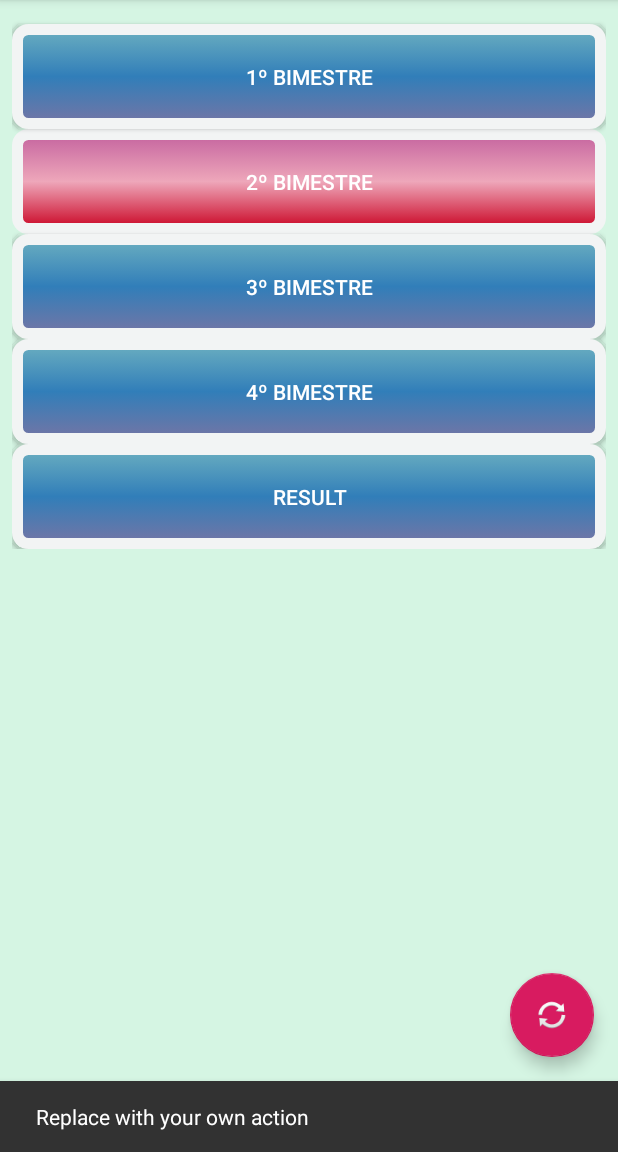
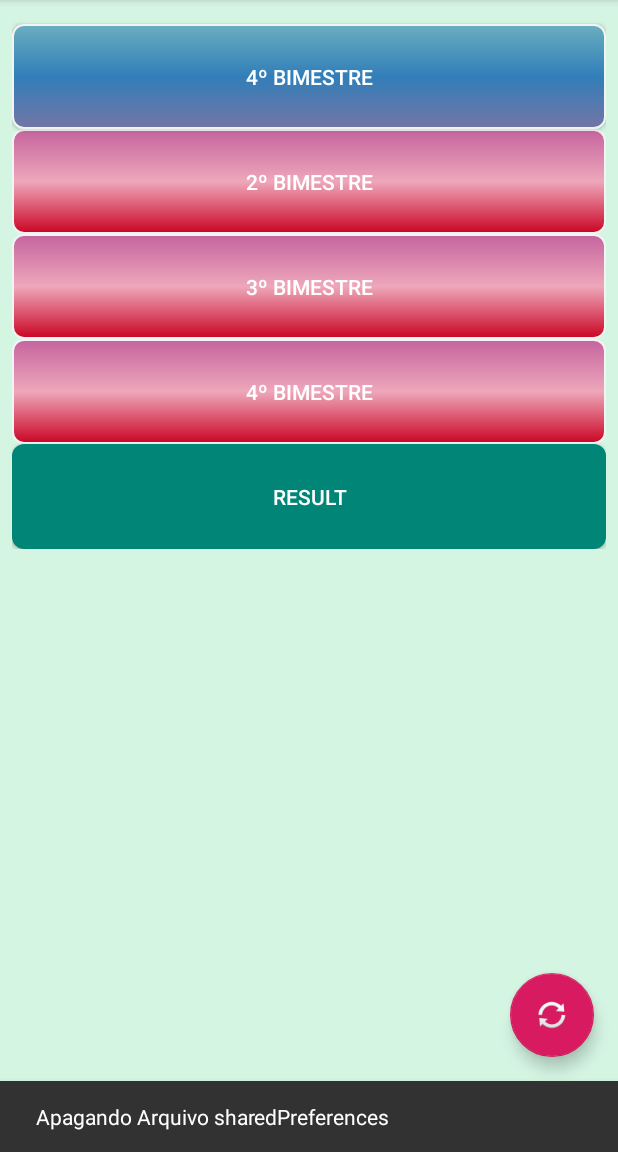
Before and after one commit to apsiqueira/MediaEscolarScroll, an Android app: the screen it shows after launch (MainActivity), after a tap on an icon or button, on a phone screen of 412 x 824 dp, the part 84-1236 px from its top. Run offline under Robolectric (Android 15) with nearby library versions, the phone set to English and light mode, and no system bars.

Commit message:
Falta desabilitar acesso aos campos

```diff
--- a/app/src/main/java/com/example/mediaescolarscroll/MainActivity.java
+++ b/app/src/main/java/com/example/mediaescolarscroll/MainActivity.java
@@ -11,6 +11,7 @@ import android.view.View;
 import android.view.Menu;
 import android.view.MenuItem;
 import android.widget.Button;
+import android.widget.Toast;
 
 public class MainActivity extends AppCompatActivity {
 
@@ -25,8 +26,10 @@ public class MainActivity extends AppCompatActivity {
     private String notaTrabalhoPrimeiroBimestre, notaTrabalhoSegundoBimestre, notaTrabalhoTerceiroBimestre, notaTrabalhoQuartoBimestre;
     private String mediaPrimeroBimestre, mediaSegundoBimestre, mediaTerceiroBimestre, mediaQuartoBimestre;
     private String situacaoFinalPrimeiroBimestre, situacaoFinalSegundoBimestre, situacaoFinalTerceiroBimestre, situacaoFinalQuartoBimestre;
-    private Boolean validacaoPrimeiroBimestre, validacaoSegundoBimestre, validacaoTerceiroBimestre, validacaoQuartoBimestre;
-
+    private boolean validacaoPrimeiroBimestre, validacaoSegundoBimestre, validacaoTerceiroBimestre, validacaoQuartoBimestre;
+    private Button btnresultado;
+    private String resultadoFinal;
+    private double mediaGlobal;
 
     public static SharedPreferences sharedMediaPref;
     public static final String CHAVE_MEDIA_PREFERENCIA = "mediaEscolarPref";
@@ -40,9 +43,6 @@ public class MainActivity extends AppCompatActivity {
         setSupportActionBar(toolbar);
 
 
-        lerSharedPreferences();
-
-
 
 
 
@@ -50,14 +50,10 @@ public class MainActivity extends AppCompatActivity {
         btnSegundoBimestre = findViewById(R.id.btnSegundoBimestre);
         btnTerceiroBimestre = findViewById(R.id.btnTerceiroBimestre);
         btnQuartoBimestre = findViewById(R.id.btnQuartoBimestre);
+        btnresultado = findViewById(R.id.btnResult);
 
 
-
-        visualizarResultado();
-
-
-
-
+        lerSharedPreferences();
 
 
         btnPrimeiroBimestre.setOnClickListener(new View.OnClickListener() {
@@ -94,10 +90,31 @@ public class MainActivity extends AppCompatActivity {
         fab.setOnClickListener(new View.OnClickListener() {
             @Override
             public void onClick(View view) {
-                Snackbar.make(view, "Replace with your own action", Snackbar.LENGTH_LONG)
+                Snackbar.make(view, "Apagando Arquivo sharedPreferences", Snackbar.LENGTH_LONG)
                         .setAction("Action", null).show();
+                limparDados();
             }
         });
+
+
+    }
+
+
+    @Override
+    public boolean onCreateOptionsMenu(Menu menu) {
+        // Inflate the menu; this adds items to the action bar if it is present.
+        getMenuInflater().inflate(R.menu.menu_main, menu);
+
+        return true;
+    }
+
+    private void limparDados() {
+        SharedPreferences sharedPreferences=getSharedPreferences(MainActivity.CHAVE_MEDIA_PREFERENCIA,0);
+        SharedPreferences.Editor editor=sharedPreferences.edit();
+        editor.clear();
+        editor.commit();
+        limparMenu();
+
 
 
 
@@ -106,14 +123,24 @@ public class MainActivity extends AppCompatActivity {
 
     }
 
+    private void limparMenu() {
+
+        btnPrimeiroBimestre.setText("1º Bimestre");
+        btnPrimeiroBimestre.setText("2º Bimestre");
+        btnPrimeiroBimestre.setText("3º Bimestre");
+        btnPrimeiroBimestre.setText("4º Bimestre");
+        btnresultado.setText("RESULT");
+        btnSegundoBimestre.setEnabled(false);
+        btnTerceiroBimestre.setEnabled(false);
+        btnQuartoBimestre.setEnabled(false);
 
 
-    @Override
-    public boolean onCreateOptionsMenu(Menu menu) {
-        // Inflate the menu; this adds items to the action bar if it is present.
-        getMenuInflater().inflate(R.menu.menu_main, menu);
-        return true;
+
+
+
+
     }
+
 
     @Override
     public boolean onOptionsItemSelected(MenuItem item) {
@@ -132,7 +159,7 @@ public class MainActivity extends AppCompatActivity {
     }
 
     private void lerSharedPreferences() {
-
+            try{
         SharedPreferences sharedMediaPref = getSharedPreferences(CHAVE_MEDIA_PREFERENCIA, 0);
         this.nomeMateriaPrimeiroBimestre = sharedMediaPref.getString("nomeMateriaPrimeiroBimestre", "");
         this.notaProvaPrimeiroBimestre = sharedMediaPref.getString("notaProvaPrimeiroBimestre", "");
@@ -147,7 +174,7 @@ public class MainActivity extends AppCompatActivity {
         this.notaTrabalhoSegundoBimestre = sharedMediaPref.getString("notaTrabalhoSegundoBimestre", "");
         this.mediaSegundoBimestre = sharedMediaPref.getString("mediaSegundoBimestre", "");
         this.situacaoFinalSegundoBimestre = sharedMediaPref.getString("situacaoFinalSegundoBimestre", "");
-
+        this.validacaoSegundoBimestre = sharedMediaPref.getBoolean("validacaoSegundoBimestre", false);
 
         this.nomeMateriaTerceiroBimestre = sharedMediaPref.getString("nomeMateriaTerceiroBimestre", "");
         this.notaProvaTerceiroBimestre = sharedMediaPref.getString("notaProvaTerceiroBimestre", "");
@@ -161,27 +188,68 @@ public class MainActivity extends AppCompatActivity {
         this.notaTrabalhoQuartoBimestre = sharedMediaPref.getString("notaTrabalhoQuartoBimestre", "");
         this.mediaQuartoBimestre = sharedMediaPref.getString("mediaQuartoBimestre", "");
         this.situacaoFinalQuartoBimestre = sharedMediaPref.getString("situacaoFinalQuartoBimestre", "");
+        this.validacaoQuartoBimestre = sharedMediaPref.getBoolean("validacaoQuartoBimestre", false);
+
+    }
+    catch (Exception e){
+                e.getCause();
+
+    }
+    }
+
+    private void visualizarResultado() {
 
 
-    }
-    private void visualizarResultado(){
-
-        if(validacaoPrimeiroBimestre){
+        if (validacaoPrimeiroBimestre) {
             btnSegundoBimestre.setEnabled(true);
-            btnPrimeiroBimestre.setText(this.nomeMateriaPrimeiroBimestre + " / Nota : "+ (this.mediaPrimeroBimestre));
+            btnPrimeiroBimestre.setText(this.nomeMateriaPrimeiroBimestre + " / Nota : " + (this.mediaPrimeroBimestre));
 
         }
-        else{
-            btnSegundoBimestre.setEnabled(false);
+
+        if (validacaoSegundoBimestre) {
+            btnTerceiroBimestre.setEnabled(true);
+            btnSegundoBimestre.setText(this.nomeMateriaSegundoBimestre + " / Nota : " + (this.mediaSegundoBimestre));
         }
 
+        if (validacaoTerceiroBimestre) {
+            btnQuartoBimestre.setEnabled(true);
+            btnTerceiroBimestre.setText(this.nomeMateriaTerceiroBimestre + " / Nota : " + (this.mediaTerceiroBimestre));
+        }
+        if (validacaoQuartoBimestre) {
+            btnQuartoBimestre.setText(this.nomeMateriaQuartoBimestre + " / Nota : " + (this.mediaQuartoBimestre));
+            testaResultado(notaProvaPrimeiroBimestre,notaProvaSegundoBimestre,notaProvaTerceiroBimestre,notaProvaQuartoBimestre);
+            btnresultado.setText("Voce foi :" + this.resultadoFinal + ":" + this.mediaGlobal+" pts");
 
-
-
-
+        }
 
 
     }
 
+    public void testaResultado(String nota1, String nota2,
+                                 String nota3, String nota4) {
 
+        double n1 = Double.parseDouble(nota1);
+        double n2 = Double.parseDouble(nota2);
+        double n3 = Double.parseDouble(nota3);
+        double n4 = Double.parseDouble(nota4);
+
+
+        mediaGlobal = ((n1 + n2 + n3 + n4) / 4);
+        if (mediaGlobal >= 7) {
+            resultadoFinal = "Aprovado";
+
+        } else {
+            resultadoFinal = "Reprovado";
+
+        }
+
+
+    }
+
+    @Override
+    protected void onResume() {
+        super.onResume();
+        visualizarResultado();
+        Toast.makeText(getApplicationContext(),"on resume",Toast.LENGTH_LONG).show();
+    }
 }
--- a/app/src/main/java/com/example/mediaescolarscroll/QuartoBimestreActivity.java
+++ b/app/src/main/java/com/example/mediaescolarscroll/QuartoBimestreActivity.java
@@ -181,7 +181,7 @@ public class QuartoBimestreActivity extends AppCompatActivity {
         editor.putString("notaTrabalhoQuartoBimestre", Double.toString(this.notaTrabalhoDouble));
         editor.putString("mediaQuartoBimestre", Double.toString(this.mediaParcial));
         editor.putString("situacaoFinalQuartoBimestre", this.situcaoFinal.getText().toString());
-        editor.putString("validacaoQuartoBimestre", this.validacaoQuartoBimestre.toString());
+        editor.putBoolean("validacaoQuartoBimestre", this.validacaoQuartoBimestre);
 
         editor.commit();
 
--- a/app/src/main/java/com/example/mediaescolarscroll/SegundoBimestreActivity.java
+++ b/app/src/main/java/com/example/mediaescolarscroll/SegundoBimestreActivity.java
@@ -24,7 +24,7 @@ public class SegundoBimestreActivity extends AppCompatActivity {
     private Button btnCalcular;
     private Button btnVoltar;
     private Intent intent;
-    private Boolean validacaoSegundoBimestre = false;
+    private Boolean validacaoSegundoBimestre=false;
     private double notaProvaDouble,
             notaTrabalhoDouble,
             mediaParcial;
@@ -187,7 +187,8 @@ public class SegundoBimestreActivity extends AppCompatActivity {
         editor.putString("notaTrabalhoSegundoBimestre", Double.toString(this.notaTrabalhoDouble));
         editor.putString("mediaSegundoBimestre", Double.toString(this.mediaParcial));
         editor.putString("situacaoFinalSegundoBimestre", this.situcaoFinal.getText().toString());
-        editor.putString("validacaoSegundoBimestre", this.validacaoSegundoBimestre.toString());
+        editor.putBoolean("validacaoSegundoBimestre", this.validacaoSegundoBimestre);
+
 
         editor.commit();
 
--- a/app/src/main/java/com/example/mediaescolarscroll/TerceiroBimestreActivity.java
+++ b/app/src/main/java/com/example/mediaescolarscroll/TerceiroBimestreActivity.java
@@ -179,7 +179,7 @@ public class TerceiroBimestreActivity extends AppCompatActivity {
         editor.putString("notaTrabalhoTerceiroBimestre", Double.toString(this.notaTrabalhoDouble));
         editor.putString("mediaTerceiroBimestre", Double.toString(this.mediaParcial));
         editor.putString("situacaoFinalTerceiroBimestre", this.situcaoFinal.getText().toString());
-        editor.putString("validacaoTerceiroBimestre", this.validacaoTerceiroBimestre.toString());
+        editor.putBoolean("validacaoTerceiroBimestre", this.validacaoTerceiroBimestre);
 
         editor.commit();
 
--- a/app/src/main/res/drawable/btn_default.xml
+++ b/app/src/main/res/drawable/btn_default.xml
@@ -20,7 +20,7 @@
 
 
     </padding>
-    <stroke android:width="7dip" android:color="#F2F4F4">
+    <stroke android:width="1dip" android:color="#F2F4F4">
 
 
     </stroke>
--- a/app/src/main/res/drawable/btn_desabilitado.xml
+++ b/app/src/main/res/drawable/btn_desabilitado.xml
@@ -19,7 +19,7 @@
 
 
     </padding>
-    <stroke android:width="7dip" android:color="#F2F4F4">
+    <stroke android:width="1dip" android:color="#F2F4F4">
 
 
 
--- a/app/src/main/res/drawable/btn_personalizado.xml
+++ b/app/src/main/res/drawable/btn_personalizado.xml
@@ -16,4 +16,5 @@
     </item>
 
 
+
 </selector>
--- a/app/src/main/res/layout/content_main.xml
+++ b/app/src/main/res/layout/content_main.xml
@@ -40,7 +40,7 @@
                 android:background="@drawable/btn_personalizado"
                 android:textColor="#ffffff"
                 android:layout_marginTop="8dp"
-                android:text="@string/primiroBimestre"
+                android:text="@string/primeiroBimestre"
 
                 />
 
@@ -50,9 +50,7 @@
                 android:layout_height="70dp"
                 android:textColor="#ffffff"
                 android:background="@drawable/btn_personalizado"
-
-
-
+                android:enabled="false"
                 android:text="@string/segundoBimestre"
 
                 />
@@ -63,8 +61,7 @@
                 android:layout_height="70dp"
                 android:textColor="#ffffff"
                 android:background="@drawable/btn_personalizado"
-
-
+                android:enabled="false"
                 android:text="@string/terceiroBimestre"
 
                 />
@@ -75,8 +72,10 @@
             android:layout_height="70dp"
             android:textColor="#ffffff"
             android:background="@drawable/btn_personalizado"
+                android:enabled="false"
 
-            android:text="@string/quartoBimestre"
+
+                android:text="@string/quartoBimestre"
 
             />
             <Button
@@ -86,6 +85,7 @@
                 android:textColor="#ffffff"
                 android:background="@drawable/btn_personalizado"
                 android:clickable="false"
+                android:backgroundTint="@color/colorPrimary"
                 android:text="@string/btnResultado"
 
                 />
--- a/app/src/main/res/layout/content_primeiro_bimestre.xml
+++ b/app/src/main/res/layout/content_primeiro_bimestre.xml
@@ -31,7 +31,7 @@
         android:layout_marginStart="159dp"
         android:layout_marginLeft="159dp"
         android:layout_marginTop="31dp"
-        android:text="@string/primiroBimestre" />
+        android:text="@string/primeiroBimestre" />
 
     <TextView
         android:id="@+id/TxtTituloMateria"
@@ -162,6 +162,7 @@
         android:layout_marginTop="52dp"
         android:layout_toEndOf="@+id/textViewTituloMedia"
         android:layout_toRightOf="@+id/textViewTituloMedia"
+
         android:text="Situação" />
 
     <Button
--- a/app/src/main/res/values/strings.xml
+++ b/app/src/main/res/values/strings.xml
@@ -1,7 +1,7 @@
 <resources>
     <string name="app_name">Media Escolar</string>
     <string name="action_sair">Sair</string>
-    <string name="primiroBimestre">1º Bimestre</string>
+    <string name="primeiroBimestre">1º Bimestre</string>
     <string name="segundoBimestre">2º Bimestre</string>
     <string name="terceiroBimestre">3º Bimestre</string>
     <string name="quartoBimestre">4º Bimestre</string>
```
